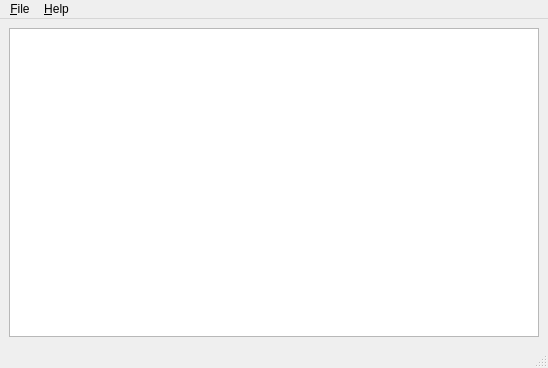
Old version of the form src/mainwindow.ui in the repository lxqt/lxqt-config.
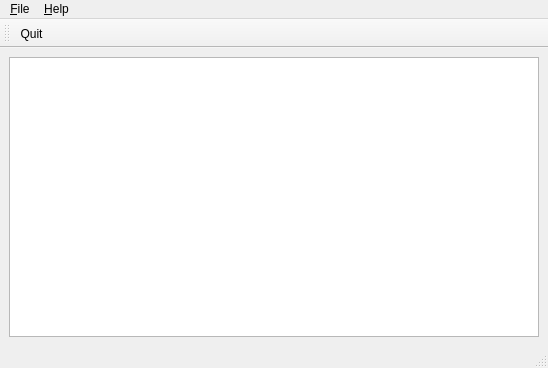
New version of the form.

Commit message: show only in RAZOR; close/undo changes actions

Diff of the .ui file:
```diff
--- a/src/mainwindow.ui
+++ b/src/mainwindow.ui
@@ -56,6 +56,18 @@
    <addaction name="menuHelp"/>
   </widget>
   <widget class="QStatusBar" name="statusbar"/>
+  <widget class="QToolBar" name="toolBar">
+   <property name="windowTitle">
+    <string>toolBar</string>
+   </property>
+   <attribute name="toolBarArea">
+    <enum>TopToolBarArea</enum>
+   </attribute>
+   <attribute name="toolBarBreak">
+    <bool>false</bool>
+   </attribute>
+   <addaction name="action_Quit"/>
+  </widget>
   <action name="action_Quit">
    <property name="text">
     <string>&amp;Quit</string>
```
Left out of the diff: 2 changed lines with no effect on the pictures. The commit also changes 3 other files.
